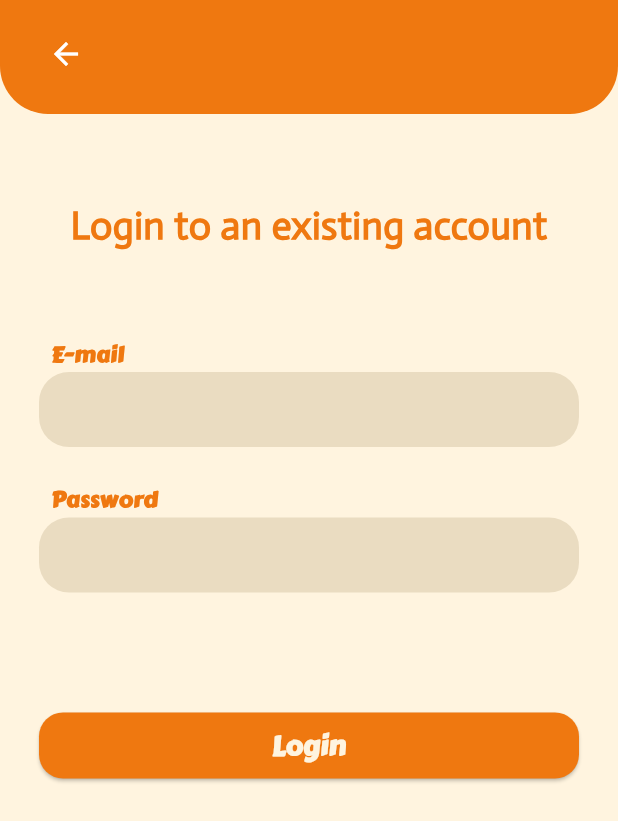
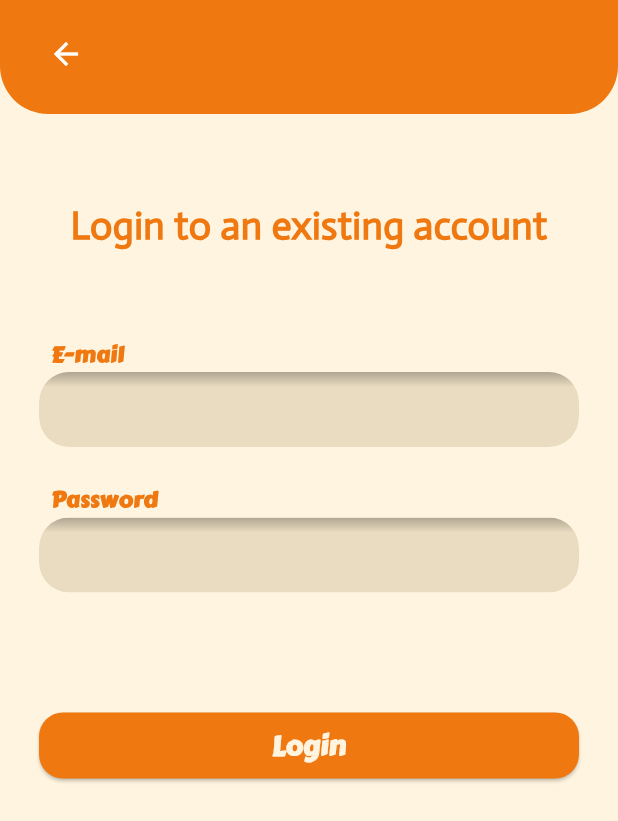
Before and after one commit to DonutDaEarth/pepe_self_ordering_flutter, a Flutter app: the screen it shows after launch, after a tap on "Already have an account?", on a phone screen of 412 x 824 dp. Shown: the top 821 px of the screen. Run offline on Flutter 3.47's test engine with Material 3 defaults, Android fonts, the phone set to English and light mode, and no system bars; our stand-ins replace cached_network_image, dio, go_router, shared_preferences; missing offline and left inert: mobile_scanner.

Commit message:
feat: enhance LabeledTextField with inner shadow effect and improved layout

```diff
--- a/lib/src/widgets/labeled_text_field.dart
+++ b/lib/src/widgets/labeled_text_field.dart
@@ -1,3 +1,5 @@
+import 'dart:ui' as ui;
+
 import 'package:flutter/material.dart';
 import 'package:pepe_self_ordering_flutter/src/theme/app_theme.dart';
 
@@ -30,6 +32,10 @@ class LabeledTextField extends StatelessWidget {
             ),
           ),
         ),
+        ClipRRect(
+          borderRadius: BorderRadius.circular(20),
+          child: Stack(
+            children: [
               Container(
                 height: 50,
                 decoration: BoxDecoration(
@@ -54,7 +60,69 @@ class LabeledTextField extends StatelessWidget {
                   ),
                 ),
               ),
+              Positioned.fill(
+                child: IgnorePointer(
+                  child: CustomPaint(
+                    painter: _TopInnerShadowPainter(
+                      color: Colors.black.withValues(alpha: 0.25),
+                      blur: 0,
+                      offset: const Offset(0, 0),
+                      radius: 1,
+                    ),
+                  ),
+                ),
+              ),
+            ],
+          ),
+        ),
       ],
     );
   }
 }
+
+class _TopInnerShadowPainter extends CustomPainter {
+  const _TopInnerShadowPainter({
+    required this.color,
+    required this.blur,
+    required this.offset,
+    required this.radius,
+  });
+
+  final Color color;
+  final double blur;
+  final Offset offset;
+  final double radius;
+
+  @override
+  void paint(Canvas canvas, Size size) {
+    final rect = Offset.zero & size;
+    final rrect = RRect.fromRectAndRadius(rect, Radius.circular(radius));
+    canvas.save();
+    canvas.clipRRect(rrect);
+
+    final shadowHeight = size.height * 0.2;
+    final start = Offset(0, 0);
+    final end = Offset(0, shadowHeight);
+    final paint = Paint()
+      ..shader = ui.Gradient.linear(start, end, [
+        color,
+        color.withValues(alpha: 0),
+      ])
+      ..maskFilter = ui.MaskFilter.blur(ui.BlurStyle.normal, blur);
+
+    canvas.save();
+    canvas.translate(offset.dx, offset.dy);
+    canvas.drawRect(Rect.fromLTWH(0, 0, size.width, shadowHeight), paint);
+    canvas.restore();
+
+    canvas.restore();
+  }
+
+  @override
+  bool shouldRepaint(covariant _TopInnerShadowPainter oldDelegate) {
+    return oldDelegate.color != color ||
+        oldDelegate.blur != blur ||
+        oldDelegate.offset != offset ||
+        oldDelegate.radius != radius;
+  }
+}
```
Lines whose indentation alone changed are shown as unchanged.
